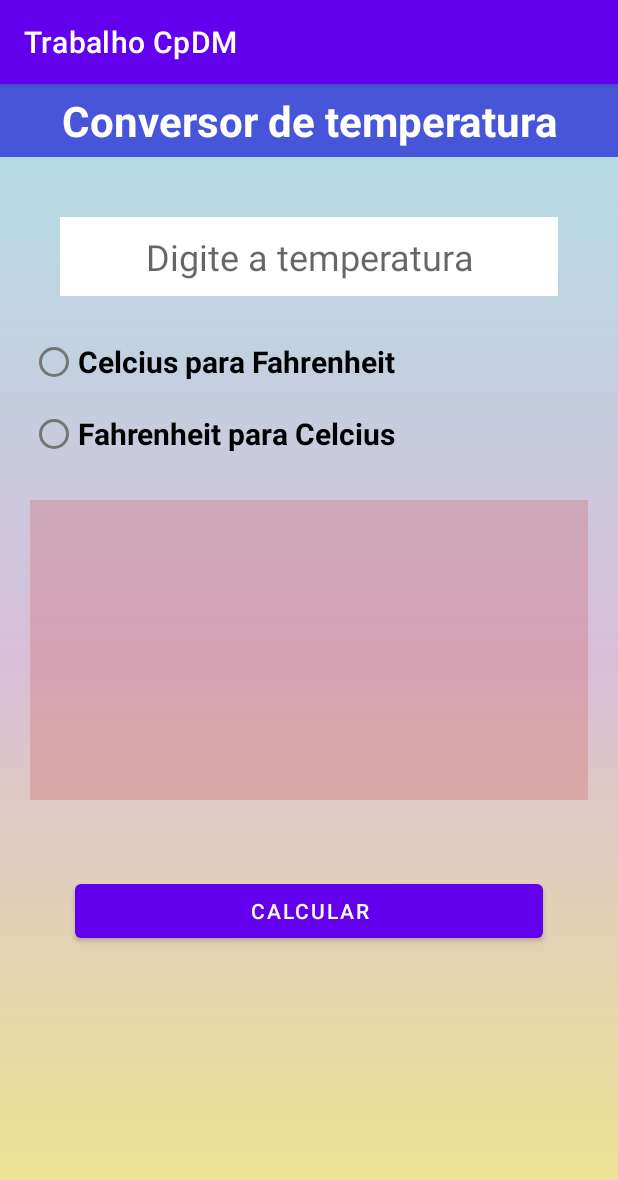
After one commit to AndersonSantosFernandes/DispositivoMovel, an Android app: the Temperatura screen opened directly, with no data from a screen before it, on a phone screen of 412 x 824 dp. The commit adds this screen. Shown: the top 1180 px of the screen. Run offline under Robolectric (Android 15) with nearby library versions, the phone set to English and light mode, and no system bars.

Commit message:
save 04122021_1

```diff
--- /dev/null
+++ b/app/src/main/java/com/meu/trabalhocpm/Temperatura.java
@@ -0,0 +1,87 @@
+package com.meu.trabalhocpm;
+
+import androidx.appcompat.app.AppCompatActivity;
+
+import android.hardware.Sensor;
+import android.hardware.SensorEvent;
+import android.hardware.SensorEventListener;
+import android.hardware.SensorManager;
+import android.os.Bundle;
+import android.view.View;
+import android.widget.Button;
+import android.widget.EditText;
+import android.widget.RadioButton;
+import android.widget.TextView;
+
+import com.google.android.material.snackbar.Snackbar;
+
+public class Temperatura extends AppCompatActivity {
+    private EditText entraValor1;
+    private TextView saida,msgOculta;
+    private Button calcular;
+    private RadioButton cpf, fpc;
+    private SensorManager mSensorManager;
+    private float acceleration;
+    private float currentAcceleration;
+    private float lastAcceleration;
+    private static final int ACCELERATION_THRESHOLD = 10000;
+    @Override
+    protected void onCreate(Bundle savedInstanceState) {
+        super.onCreate(savedInstanceState);
+        setContentView(R.layout.activity_temperatura);
+        entraValor1 = findViewById(R.id.valorTemperatura);
+        saida = findViewById(R.id.saida);
+        calcular = findViewById(R.id.buttonTemp);
+        cpf = findViewById(R.id.radioCPF);
+        fpc = findViewById(R.id.radioFPC);
+        msgOculta = findViewById(R.id.sacudir);
+        Button btCalc = findViewById(R.id.buttonTemp);
+        btCalc.setOnClickListener(new View.OnClickListener(){
+            public void onClick(View view){
+                String valor = entraValor1.getText().toString();
+                if(valor.isEmpty()){
+                    Snackbar.make(view,"Insira um valor para conversão",Snackbar.LENGTH_SHORT).show();
+                }else{
+                    double input = Double.parseDouble(String.valueOf(entraValor1.getText()));
+                    double farenheit;
+                    double celcius;
+                    //(32 °F − 32) × 5/9 = 0 °C
+                    // (0 °C × 9/5) + 32 = 32 °F
+                    if (cpf.isChecked()){
+                        farenheit = (input * 9/5) +32;
+                        saida.setText(input+" graus celcius equivalem a\n "+farenheit+" farenheit");
+                        msgOculta.setText("Sacudir para limpar dados");
+                    }else if (fpc.isChecked()){
+                        celcius = (input - 32)* 5/9;
+                        saida.setText(input+ " fahrenheit equivalem a "+celcius+" graus celcius");
+                        msgOculta.setText("Sacudir para limpar dados");
+                    }else{
+                        Snackbar.make(view,"Escolha um modo de conversão",Snackbar.LENGTH_SHORT).show();
+                    }
+
+                }
+            }
+        });
+        mSensorManager = (SensorManager) getSystemService(SENSOR_SERVICE);
+        mSensorManager.registerListener(new SensorEventListener() {
+                @Override
+                public void onSensorChanged(SensorEvent sensorEvent) {
+                    float x = sensorEvent.values[0];
+                    float y = sensorEvent.values[1];
+                    float z = sensorEvent.values[2];
+                    lastAcceleration = currentAcceleration;
+                    currentAcceleration =  x * x + y * y + z * z;
+                    acceleration = currentAcceleration * (currentAcceleration - lastAcceleration);
+                    if ( acceleration > ACCELERATION_THRESHOLD ) {
+                        entraValor1.setText("");
+                        saida.setText("");
+                        msgOculta.setText("");
+                    }
+                }
+                @Override
+                public void onAccuracyChanged(Sensor sensor, int i) {
+                }
+            }, mSensorManager.getDefaultSensor(Sensor.TYPE_ACCELEROMETER),
+        SensorManager.SENSOR_DELAY_FASTEST);
+    }
+}
--- /dev/null
+++ b/app/src/main/res/layout/activity_temperatura.xml
@@ -0,0 +1,113 @@
+<?xml version="1.0" encoding="utf-8"?>
+<androidx.constraintlayout.widget.ConstraintLayout xmlns:android="http://schemas.android.com/apk/res/android"
+    xmlns:app="http://schemas.android.com/apk/res-auto"
+    xmlns:tools="http://schemas.android.com/tools"
+    android:layout_width="match_parent"
+    android:layout_height="match_parent"
+    tools:context=".Temperatura"
+    android:background="@drawable/gradiente3"
+    >
+
+    <TextView
+        android:id="@+id/titulo"
+        android:layout_width="fill_parent"
+        android:layout_height="wrap_content"
+        android:background="#FFFFFF"
+        android:backgroundTint="@color/blue"
+        android:gravity="center"
+        android:padding="5dp"
+        android:text="@string/temperatura"
+        android:textColor="@color/white"
+        android:textSize="28sp"
+        android:textStyle="bold"
+        app:layout_constraintEnd_toEndOf="parent"
+        app:layout_constraintStart_toStartOf="parent"
+        app:layout_constraintTop_toTopOf="parent" />
+
+    <EditText
+        android:id="@+id/valorTemperatura"
+        android:layout_width="fill_parent"
+        android:layout_height="wrap_content"
+        android:layout_margin="40dp"
+        android:background="@color/white"
+        android:ems="10"
+        android:gravity="center"
+        android:hint="Digite a temperatura"
+        android:inputType="numberSigned"
+        android:padding="10dp"
+        android:textSize="24sp"
+        app:layout_constraintEnd_toEndOf="parent"
+        app:layout_constraintStart_toStartOf="parent"
+        app:layout_constraintTop_toBottomOf="@id/titulo" />
+
+    <RadioGroup
+        android:id="@+id/grupoRadio"
+        android:layout_width="fill_parent"
+        android:layout_height="wrap_content"
+        android:layout_margin="20dp"
+        app:layout_constraintEnd_toEndOf="parent"
+        app:layout_constraintStart_toStartOf="parent"
+        app:layout_constraintTop_toBottomOf="@id/valorTemperatura"
+        tools:layout_editor_absoluteX="10dp"
+        tools:layout_editor_absoluteY="195dp">
+
+
+        <RadioButton
+            android:id="@+id/radioCPF"
+            android:layout_width="match_parent"
+            android:layout_height="wrap_content"
+            android:text="@string/cepf"
+            android:textSize="20sp"
+            android:textStyle="bold" />
+
+        <RadioButton
+            android:id="@+id/radioFPC"
+            android:layout_width="match_parent"
+            android:layout_height="wrap_content"
+            android:text="@string/fpc"
+            android:textSize="20sp"
+            android:textStyle="bold" />
+    </RadioGroup>
+
+
+    <TextView
+        android:id="@+id/saida"
+        android:layout_width="fill_parent"
+        android:layout_height="200dp"
+        android:layout_margin="20dp"
+        android:background="#3CCC4343"
+        android:gravity="center"
+        android:textColor="@color/black"
+        android:textSize="30sp"
+        app:layout_constraintEnd_toEndOf="parent"
+        app:layout_constraintStart_toStartOf="parent"
+        app:layout_constraintTop_toBottomOf="@id/grupoRadio" />
+
+
+    <Button
+        android:id="@+id/buttonTemp"
+        android:layout_width="fill_parent"
+        android:layout_height="wrap_content"
+        android:layout_margin="50dp"
+        android:text="@string/calculo"
+        app:layout_constraintEnd_toEndOf="parent"
+        app:layout_constraintStart_toStartOf="parent"
+        app:layout_constraintTop_toBottomOf="@id/saida"
+        tools:layout_editor_absoluteX="139dp"
+        tools:layout_editor_absoluteY="537dp" />
+
+    <TextView
+        android:id="@+id/sacudir"
+        android:layout_width="fill_parent"
+        android:layout_height="wrap_content"
+        android:layout_marginTop="40dp"
+        android:textStyle="bold"
+        android:textSize="20sp"
+        android:gravity="center"
+        app:layout_constraintEnd_toEndOf="parent"
+        app:layout_constraintHorizontal_bias="0.498"
+        app:layout_constraintStart_toStartOf="parent"
+        app:layout_constraintTop_toBottomOf="@+id/buttonTemp" />
+
+
+</androidx.constraintlayout.widget.ConstraintLayout>
--- a/app/src/main/res/menu/menu_principal.xml
+++ b/app/src/main/res/menu/menu_principal.xml
@@ -29,7 +29,11 @@
         android:id="@+id/menu06"
         />
     <item
-        android:title="@string/about"
+        android:title="@string/temperatura"
         android:id="@+id/menu07"
         />
+    <item
+        android:title="@string/about"
+        android:id="@+id/menu08"
+        />
 </menu>
```
Also changed, not shown: app/src/main/AndroidManifest.xml (+11 -4 lines), app/src/main/java/com/meu/trabalhocpm/BancoDados.java (+34 -13 lines), app/src/main/java/com/meu/trabalhocpm/Consulta.java (deleted, +0 -14 lines), app/src/main/java/com/meu/trabalhocpm/Listagem.java (added, +51 -0 lines), app/src/main/java/com/meu/trabalhocpm/MainActivity.java (+6 -1 lines), app/src/main/java/com/meu/trabalhocpm/PessoasEntity.java (+6 -7 lines), app/src/main/res/layout/activity_banco_dados.xml (+6 -6 lines), app/src/main/res/layout/activity_consulta.xml (deleted, +0 -35 lines), app/src/main/res/layout/activity_listagem.xml (added, +37 -0 lines), app/src/main/res/values/strings.xml (+23 -12 lines), app/src/main/java/com/meu/trabalhocpm/PessoasDao.java (line endings or trailing spaces), 1 other file.
